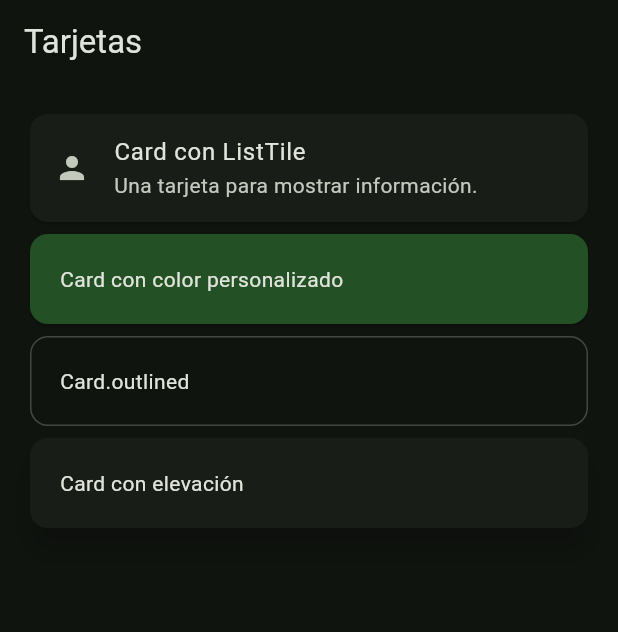
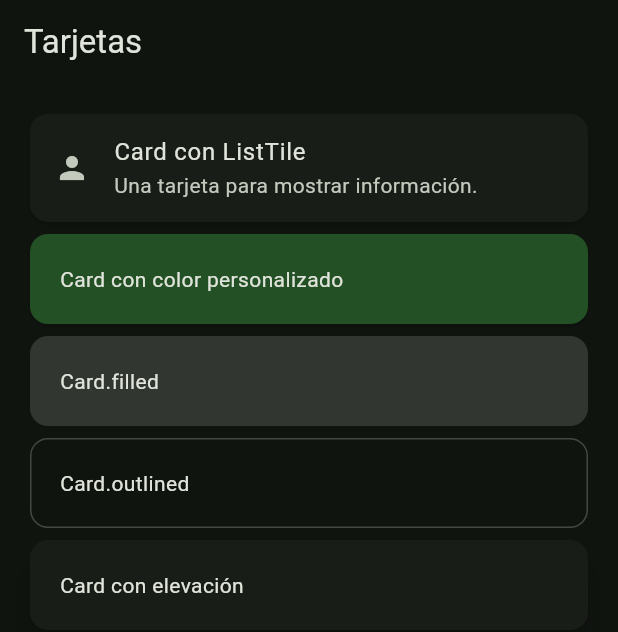
Before and after one commit to IsaacSierraHerrera-ing/flutter_navegation, a Flutter app: the CardsScreen screen opened by its route, on a phone screen of 412 x 824 dp. Shown: the top 632 px of the screen. Run offline on Flutter 3.47's test engine with Material 3 defaults, Android fonts, the phone set to English and light mode, and no system bars; our stand-ins replace go_router.

Commit message:
Completar vistas de navegacion Flutter
Co-authored-by: Copilot <223556219+Copilot@users.noreply.github.com>

```diff
--- a/lib/presentation/screen/about/about_screen.dart
+++ b/lib/presentation/screen/about/about_screen.dart
@@ -12,7 +12,7 @@ class AboutScreen extends StatelessWidget {
         children: const [
           CircleAvatar(
             radius: 48,
-            child: Icon(Icons.person, size: 56),
+            backgroundImage: AssetImage('assets/images/luffy.jpg'),
           ),
           SizedBox(height: 24),
           Center(
--- a/lib/presentation/screen/cards/cards_screen.dart
+++ b/lib/presentation/screen/cards/cards_screen.dart
@@ -24,6 +24,12 @@ class CardsScreen extends StatelessWidget {
               child: Text('Card con color personalizado'),
             ),
           ),
+          Card.filled(
+            child: const Padding(
+              padding: EdgeInsets.all(20),
+              child: Text('Card.filled'),
+            ),
+          ),
           Card.outlined(
             child: const Padding(
               padding: EdgeInsets.all(20),
--- a/pubspec.yaml
+++ b/pubspec.yaml
@@ -58,6 +58,9 @@ flutter:
   # the material Icons class.
   uses-material-design: true
 
+  assets:
+    - assets/images/luffy.jpg
+
   # To add assets to your application, add an assets section, like this:
   # assets:
   #   - images/a_dot_burr.jpeg
```
Also changed, not shown: assets/images/luffy.jpg (added).
